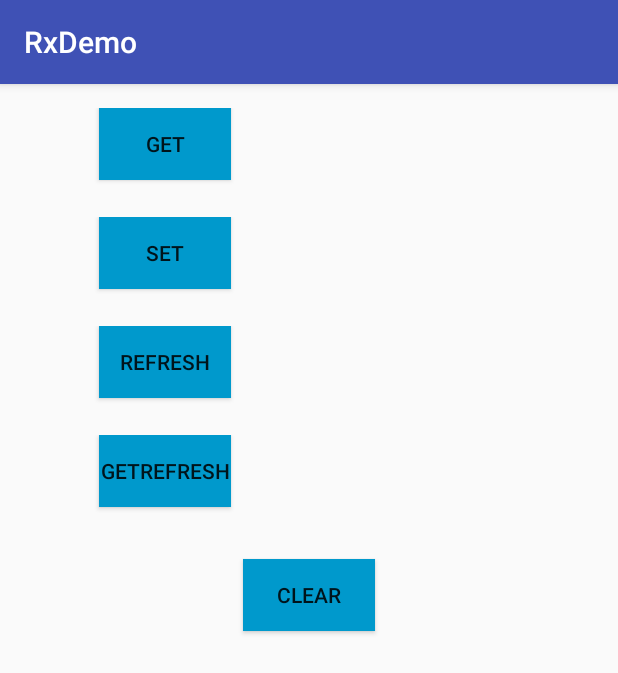
After one commit to purple09/RxDemo, an Android app: the AccountActivity screen opened directly, with no data from a screen before it, on a phone screen of 412 x 824 dp. The commit adds this screen. Shown: the top 673 px of the screen. Run offline under Robolectric (Android 15) with nearby library versions, the phone set to English and light mode, and no system bars; our stand-ins replace ButterKnife; libraries missing offline, so code that uses them is left out: rx.android.schedulers, rx.subjects, rx.subscriptions; 4 statements that could not run were skipped.

Commit message:
新增dataManager模块

```diff
--- a/app/src/main/AndroidManifest.xml
+++ b/app/src/main/AndroidManifest.xml
@@ -44,6 +44,8 @@
         </activity>
         <activity android:name=".ErrorActivity">
         </activity>
+        <activity android:name=".AccountActivity">
+        </activity>
     </application>
 
 </manifest>
--- /dev/null
+++ b/app/src/main/java/com/purple/rxdemo/AccountActivity.java
@@ -0,0 +1,104 @@
+package com.purple.rxdemo;
+
+import android.os.Bundle;
+import android.util.Log;
+import android.view.View;
+import android.widget.Button;
+import android.widget.TextView;
+import android.widget.Toast;
+
+import java.util.concurrent.TimeUnit;
+
+import butterknife.Bind;
+import butterknife.ButterKnife;
+import butterknife.OnClick;
+import rx.android.schedulers.AndroidSchedulers;
+
+public class AccountActivity extends BaseActivity {
+
+    @Bind(R.id.tv_get)
+    TextView tvGet;
+    @Bind(R.id.bt_get)
+    Button btGet;
+    @Bind(R.id.tv_set)
+    TextView tvSet;
+    @Bind(R.id.tv_sample)
+    TextView tvSample;
+    @Bind(R.id.bt_set)
+    Button btSet;
+    @Bind(R.id.tv_refresh)
+    TextView tvRefresh;
+    @Bind(R.id.bt_refresh)
+    Button btRefresh;
+    @Bind(R.id.tv_get_refresh)
+    TextView tvGetRefresh;
+    @Bind(R.id.bt_get_refresh)
+    Button btGetRefresh;
+    @Bind(R.id.bt_clear)
+    Button btClear;
+
+    private AccountManager accountManager;
+
+
+    @Override
+    protected void onCreate(Bundle savedInstanceState) {
+        super.onCreate(savedInstanceState);
+        setContentView(R.layout.activity_account);
+        ButterKnife.bind(this);
+        accountManager = AccountManager.ins();
+        accountManager.set("init");
+        String text = accountManager.get();
+        rx(
+                accountManager.rx()
+                        .subscribe(next -> {
+                            Log.e("account", next);
+                            tvSet.setText(next);
+                           /* try {
+                                Thread.sleep(2000);
+                            } catch (InterruptedException e) {
+                                e.printStackTrace();
+                            }*/
+                            tvRefresh.setText(next);
+                        }, error -> {
+                            Toast.makeText(this, "error happens!", Toast.LENGTH_SHORT).show();
+                        })
+        );
+        rx(
+                //其实一般都不需要做sample处理，请求这么频繁就需要去review代码了。
+                accountManager.rx().sample(200, TimeUnit.MILLISECONDS)
+                        .observeOn(AndroidSchedulers.mainThread())
+                        .subscribe(next -> {
+                            tvSample.setText(next);
+                        }, error -> {
+                            Toast.makeText(this, "error happens!", Toast.LENGTH_SHORT).show();
+                        })
+        );
+    }
+
+    @OnClick({R.id.bt_get, R.id.bt_set, R.id.bt_refresh, R.id.bt_get_refresh, R.id.bt_clear})
+    public void onClick(View view) {
+        switch (view.getId()) {
+            case R.id.bt_get:
+                tvGet.setText(accountManager.get());
+                break;
+            case R.id.bt_set:
+                accountManager.set("set account");
+                break;
+            case R.id.bt_refresh:
+                accountManager.refresh();
+                break;
+            case R.id.bt_get_refresh:
+                rx(
+                        accountManager.getRefresh().subscribe(next -> {
+                            tvGetRefresh.setText(next);
+                        }, error -> {
+                            Toast.makeText(this, "error happens!", Toast.LENGTH_SHORT).show();
+                        })
+                );
+                break;
+            case R.id.bt_clear:
+                accountManager.clear();
+                break;
+        }
+    }
+}
--- /dev/null
+++ b/app/src/main/java/com/purple/rxdemo/AccountManager.java
@@ -0,0 +1,100 @@
+package com.purple.rxdemo;
+
+import android.os.Handler;
+import android.util.Log;
+
+import java.text.SimpleDateFormat;
+import java.util.Date;
+
+import rx.Observable;
+import rx.Subscriber;
+import rx.subjects.PublishSubject;
+
+/**
+ * @Description: TODO describe this class
+ * @Copyright: Copyright (c) 2016 chexiang.com. All right reserved.
+ * @Author: guizhen
+ * @Date: 2016/4/25 14:04
+ * @Modifier: guizhen
+ * @Update: 2016/4/25 14:04
+ */
+public class AccountManager {
+
+    private static AccountManager ins = null;
+
+    private String accountName = "";
+
+    private PublishSubject<String> subject;
+
+    private static final int delay = 0;
+
+    private AccountManager() {
+        init();
+    }
+
+    public static AccountManager ins() {
+        if (ins == null) {
+            ins = new AccountManager();
+        }
+        return ins;
+    }
+
+    private void init() {
+        subject = PublishSubject.create();
+    }
+
+    public Observable<String> rx() {
+        return subject;
+    }
+
+    /**
+     * 实际应用的时候，data一般是对象，初始化为null，get的返回值需要判断，如果是null，可以{@link #refresh()}或者{@link #getRefresh()}.
+     *
+     * @return
+     */
+    public String get() {
+        return accountName;
+    }
+
+    public void set(String accountName) {
+        this.accountName = accountName;
+        subject.onNext(this.accountName);
+    }
+
+    public void refresh() {
+        Log.e("account_manager", "refresh");
+        new Handler().postDelayed(new Runnable() {
+            @Override
+            public void run() {
+                String name = new SimpleDateFormat("HH:mm:ss").format(new Date());
+                Log.e("account_manager", name);
+                set(name);
+            }
+        }, delay);
+    }
+
+    public void clear() {
+        set("");
+    }
+
+    public Observable<String> getRefresh() {
+
+        return Observable.create(new Observable.OnSubscribe<String>() {
+            @Override
+            public void call(Subscriber<? super String> subscriber) {
+
+                new Handler().postDelayed(new Runnable() {
+                    @Override
+                    public void run() {
+                        String name = new SimpleDateFormat().format(new Date());
+                        set(name);
+                        subscriber.onNext(name);
+                        subscriber.onCompleted();
+                    }
+                }, delay);
+            }
+        });
+    }
+
+
+}
--- a/app/src/main/java/com/purple/rxdemo/ErrorActivity.java
+++ b/app/src/main/java/com/purple/rxdemo/ErrorActivity.java
@@ -1,18 +1,18 @@
 package com.purple.rxdemo;
 
 import android.os.Bundle;
-import android.support.v7.app.AppCompatActivity;
 import android.util.Log;
 
 import rx.Observable;
 import rx.exceptions.Exceptions;
 
-public class ErrorActivity extends AppCompatActivity {
+public class ErrorActivity extends BaseActivity {
 
     @Override
     protected void onCreate(Bundle savedInstanceState) {
         super.onCreate(savedInstanceState);
         setContentView(R.layout.activity_error);
+        rx(
                 Observable
                         .create(subscriber -> subscriber.onNext(6))
                         .map(i -> {
@@ -26,8 +26,8 @@ public class ErrorActivity extends AppCompatActivity {
                         })
                         .subscribe(next -> Log.e("ErrorActivity", "next"),
                                 error -> Log.e("ErrorActivity", "error:" + error.getCause().getMessage()),
-                        () -> Log.e("ErrorActivity", "complete"));
-
+                                () -> Log.e("ErrorActivity", "complete"))
+        );
     }
 
     public Integer throwError() throws Exception {
--- a/app/src/main/java/com/purple/rxdemo/MainActivity.java
+++ b/app/src/main/java/com/purple/rxdemo/MainActivity.java
@@ -46,6 +46,7 @@ public class MainActivity extends BaseActivity {
         datas.add(new Pair("okhttp", OkHttpActivity.class));
         datas.add(new Pair("view-RxBinding", ViewActivity.class));
         datas.add(new Pair("Error", ErrorActivity.class));
+        datas.add(new Pair("Account Manager", AccountActivity.class));
         // datas.add(new Pair("Main2Activity", Main2Activity.class));
     }
 }
--- /dev/null
+++ b/app/src/main/res/layout/activity_account.xml
@@ -0,0 +1,126 @@
+<?xml version="1.0" encoding="utf-8"?>
+<LinearLayout
+    xmlns:android="http://schemas.android.com/apk/res/android"
+    xmlns:tools="http://schemas.android.com/tools"
+    android:layout_width="match_parent"
+    android:layout_height="match_parent"
+    android:orientation="vertical"
+    android:paddingBottom="@dimen/activity_vertical_margin"
+    android:paddingLeft="@dimen/activity_horizontal_margin"
+    android:paddingRight="@dimen/activity_horizontal_margin"
+    android:paddingTop="@dimen/activity_vertical_margin"
+    tools:context="com.purple.rxdemo.AccountActivity">
+
+    <LinearLayout
+        android:layout_width="match_parent"
+        android:layout_height="wrap_content"
+        android:orientation="horizontal">
+
+        <TextView
+            android:id="@+id/tv_get"
+            android:layout_width="wrap_content"
+            android:layout_height="wrap_content"
+            android:layout_margin="10dp"
+            android:textSize="24sp"
+            tools:text="110"/>
+
+        <Button
+            android:id="@+id/bt_get"
+            android:layout_width="wrap_content"
+            android:layout_height="wrap_content"
+            android:layout_marginLeft="30dp"
+            android:background="@android:color/holo_blue_dark"
+            android:text="get"/>
+
+    </LinearLayout>
+
+    <LinearLayout
+        android:layout_width="match_parent"
+        android:layout_height="wrap_content"
+        android:layout_marginTop="20dp"
+        android:orientation="horizontal">
+
+        <TextView
+            android:id="@+id/tv_set"
+            android:layout_width="wrap_content"
+            android:layout_height="wrap_content"
+            android:layout_margin="10dp"
+            android:textSize="24sp"
+            tools:text="110"/>
+
+        <Button
+            android:id="@+id/bt_set"
+            android:layout_width="wrap_content"
+            android:layout_height="wrap_content"
+            android:layout_marginLeft="30dp"
+            android:background="@android:color/holo_blue_dark"
+            android:text="set"/>
+
+    </LinearLayout>
+
+    <LinearLayout
+        android:layout_width="match_parent"
+        android:layout_height="wrap_content"
+        android:layout_marginTop="20dp"
+        android:orientation="horizontal">
+
+        <TextView
+            android:id="@+id/tv_refresh"
+            android:layout_width="wrap_content"
+            android:layout_height="wrap_content"
+            android:layout_margin="10dp"
+            android:textSize="24sp"
+            tools:text="110"/>
+
+        <Button
+            android:id="@+id/bt_refresh"
+            android:layout_width="wrap_content"
+            android:layout_height="wrap_content"
+            android:layout_marginLeft="30dp"
+            android:background="@android:color/holo_blue_dark"
+            android:text="refresh"/>
+
+    </LinearLayout>
+
+    <LinearLayout
+        android:layout_width="match_parent"
+        android:layout_height="wrap_content"
+        android:layout_marginTop="20dp"
+        android:orientation="horizontal">
+
+        <TextView
+            android:id="@+id/tv_get_refresh"
+            android:layout_width="wrap_content"
+            android:layout_height="wrap_content"
+            android:layout_margin="10dp"
+            android:textSize="24sp"
+            tools:text="110"/>
+
+        <Button
+            android:id="@+id/bt_get_refresh"
+            android:layout_width="wrap_content"
+            android:layout_height="wrap_content"
+            android:layout_marginLeft="30dp"
+            android:background="@android:color/holo_blue_dark"
+            android:text="getRefresh"/>
+
+    </LinearLayout>
+
+    <Button
+        android:id="@+id/bt_clear"
+        android:layout_width="wrap_content"
+        android:layout_height="wrap_content"
+        android:layout_gravity="center"
+        android:layout_marginTop="30dp"
+        android:background="@android:color/holo_blue_dark"
+        android:text="clear"/>
+
+    <TextView
+        android:id="@+id/tv_sample"
+        android:layout_width="wrap_content"
+        android:layout_height="wrap_content"
+        android:layout_gravity="center"
+        android:layout_margin="10dp"
+        android:textSize="24sp"
+        tools:text="110"/>
+</LinearLayout>
```
Lines whose indentation alone changed are shown as unchanged.
